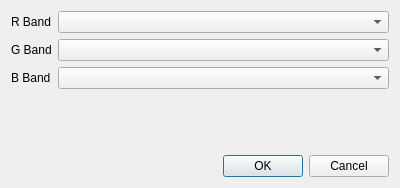
lidar-nevermore/tGis, file tGis.App/RasterRgbLayerPropertyDialog.ui: the form before one commit.
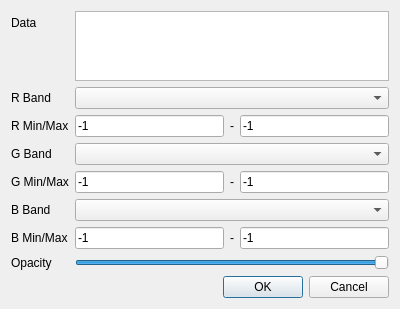
The form after the commit.

```diff
--- a/tGis.App/RasterRgbLayerPropertyDialog.ui
+++ b/tGis.App/RasterRgbLayerPropertyDialog.ui
@@ -7,7 +7,7 @@
     <x>0</x>
     <y>0</y>
     <width>400</width>
-    <height>188</height>
+    <height>304</height>
    </rect>
   </property>
   <property name="windowTitle">
@@ -16,36 +16,208 @@
   <layout class="QVBoxLayout" name="verticalLayout">
    <item>
     <layout class="QFormLayout" name="formLayout">
-     <item row="0" column="0">
+     <item row="1" column="0">
       <widget class="QLabel" name="label">
        <property name="text">
         <string notr="true">R Band</string>
        </property>
       </widget>
      </item>
-     <item row="0" column="1">
+     <item row="1" column="1">
       <widget class="QComboBox" name="cboBandR"/>
      </item>
-     <item row="1" column="0">
+     <item row="3" column="0">
       <widget class="QLabel" name="label_2">
        <property name="text">
         <string notr="true">G Band</string>
        </property>
       </widget>
      </item>
-     <item row="1" column="1">
+     <item row="3" column="1">
       <widget class="QComboBox" name="cboBandG"/>
      </item>
-     <item row="2" column="0">
+     <item row="5" column="0">
       <widget class="QLabel" name="label_3">
        <property name="text">
         <string notr="true">B Band</string>
        </property>
       </widget>
      </item>
-     <item row="2" column="1">
+     <item row="5" column="1">
       <widget class="QComboBox" name="cboBandB"/>
      </item>
+     <item row="2" column="0">
+      <widget class="QLabel" name="label_4">
+       <property name="text">
+        <string notr="true">R Min/Max</string>
+       </property>
+      </widget>
+     </item>
+     <item row="2" column="1">
+      <widget class="QWidget" name="widget" native="true">
+       <layout class="QHBoxLayout" name="horizontalLayout">
+        <property name="leftMargin">
+         <number>0</number>
+        </property>
+        <property name="topMargin">
+         <number>0</number>
+        </property>
+        <property name="rightMargin">
+         <number>0</number>
+        </property>
+        <property name="bottomMargin">
+         <number>0</number>
+        </property>
+        <item>
+         <widget class="QLineEdit" name="leMinR">
+          <property name="text">
+           <string>-1</string>
+          </property>
+         </widget>
+        </item>
+        <item>
+         <widget class="QLabel" name="label_5">
+          <property name="text">
+           <string notr="true">-</string>
+          </property>
+         </widget>
+        </item>
+        <item>
+         <widget class="QLineEdit" name="leMaxR">
+          <property name="text">
+           <string>-1</string>
+          </property>
+         </widget>
+        </item>
+       </layout>
+      </widget>
+     </item>
+     <item row="4" column="0">
+      <widget class="QLabel" name="label_6">
+       <property name="text">
+        <string notr="true">G Min/Max</string>
+       </property>
+      </widget>
+     </item>
+     <item row="4" column="1">
+      <widget class="QWidget" name="widget_2" native="true">
+       <layout class="QHBoxLayout" name="horizontalLayout_2">
+        <property name="leftMargin">
+         <number>0</number>
+        </property>
+        <property name="topMargin">
+         <number>0</number>
+        </property>
+        <property name="rightMargin">
+         <number>0</number>
+        </property>
+        <property name="bottomMargin">
+         <number>0</number>
+        </property>
+        <item>
+         <widget class="QLineEdit" name="leMinG">
+          <property name="text">
+           <string>-1</string>
+          </property>
+         </widget>
+        </item>
+        <item>
+         <widget class="QLabel" name="label_7">
+          <property name="text">
+           <string notr="true">-</string>
+          </property>
+         </widget>
+        </item>
+        <item>
+         <widget class="QLineEdit" name="leMaxG">
+          <property name="text">
+           <string>-1</string>
+          </property>
+         </widget>
+        </item>
+       </layout>
+      </widget>
+     </item>
+     <item row="6" column="0">
+      <widget class="QLabel" name="label_8">
+       <property name="text">
+        <string notr="true">B Min/Max</string>
+       </property>
+      </widget>
+     </item>
+     <item row="6" column="1">
+      <widget class="QWidget" name="widget_3" native="true">
+       <layout class="QHBoxLayout" name="horizontalLayout_3">
+        <property name="leftMargin">
+         <number>0</number>
+        </property>
+        <property name="topMargin">
+         <number>0</number>
+        </property>
+        <property name="rightMargin">
+         <number>0</number>
+        </property>
+        <property name="bottomMargin">
+         <number>0</number>
+        </property>
+        <item>
+         <widget class="QLineEdit" name="leMinB">
+          <property name="text">
+           <string>-1</string>
+          </property>
+         </widget>
+        </item>
+        <item>
+         <widget class="QLabel" name="label_9">
+          <property name="text">
+           <string notr="true">-</string>
+          </property>
+         </widget>
+        </item>
+        <item>
+         <widget class="QLineEdit" name="leMaxB">
+          <property name="text">
+           <string>-1</string>
+          </property>
+         </widget>
+        </item>
+       </layout>
+      </widget>
+     </item>
+     <item row="7" column="0">
+      <widget class="QLabel" name="label_10">
+       <property name="text">
+        <string notr="true">Opacity</string>
+       </property>
+      </widget>
+     </item>
+     <item row="7" column="1">
+      <widget class="QSlider" name="sdOpacity">
+       <property name="maximum">
+        <number>255</number>
+       </property>
+       <property name="value">
+        <number>255</number>
+       </property>
+       <property name="orientation">
+        <enum>Qt::Horizontal</enum>
+       </property>
+      </widget>
+     </item>
+     <item row="0" column="0">
+      <widget class="QLabel" name="label_11">
+       <property name="text">
+        <string notr="true">Data</string>
+       </property>
+      </widget>
+     </item>
+     <item row="0" column="1">
+      <widget class="QPlainTextEdit" name="pteData">
+       <property name="enabled">
+        <bool>true</bool>
+       </property>
+      </widget>
+     </item>
     </layout>
    </item>
    <item>
```
